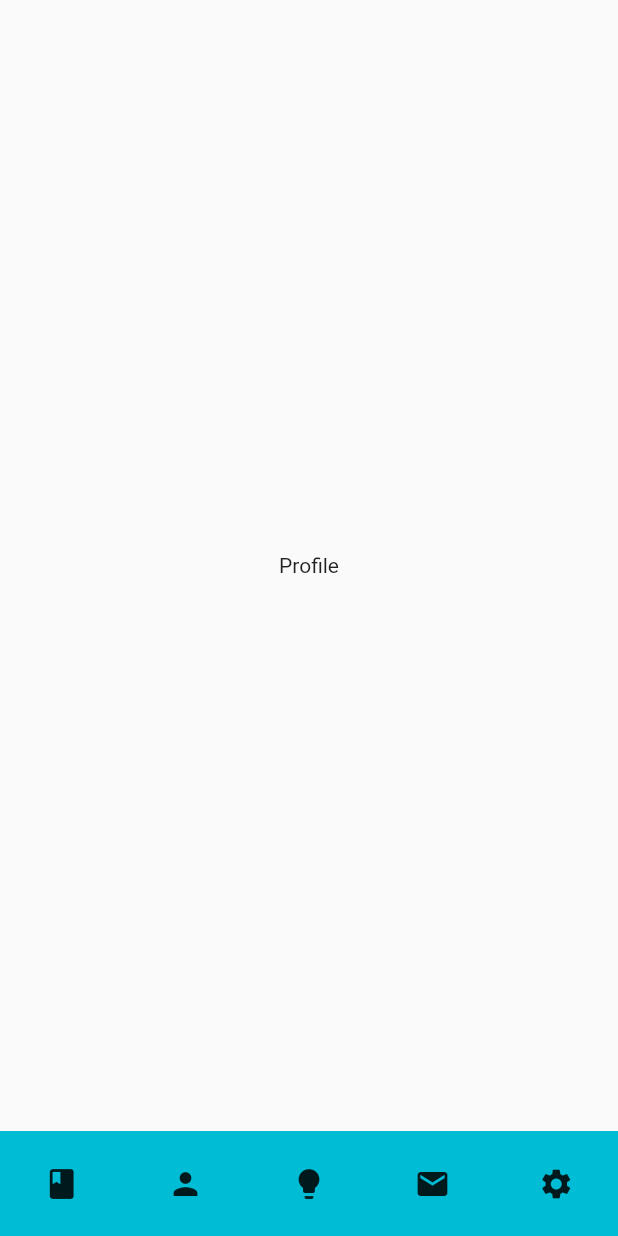
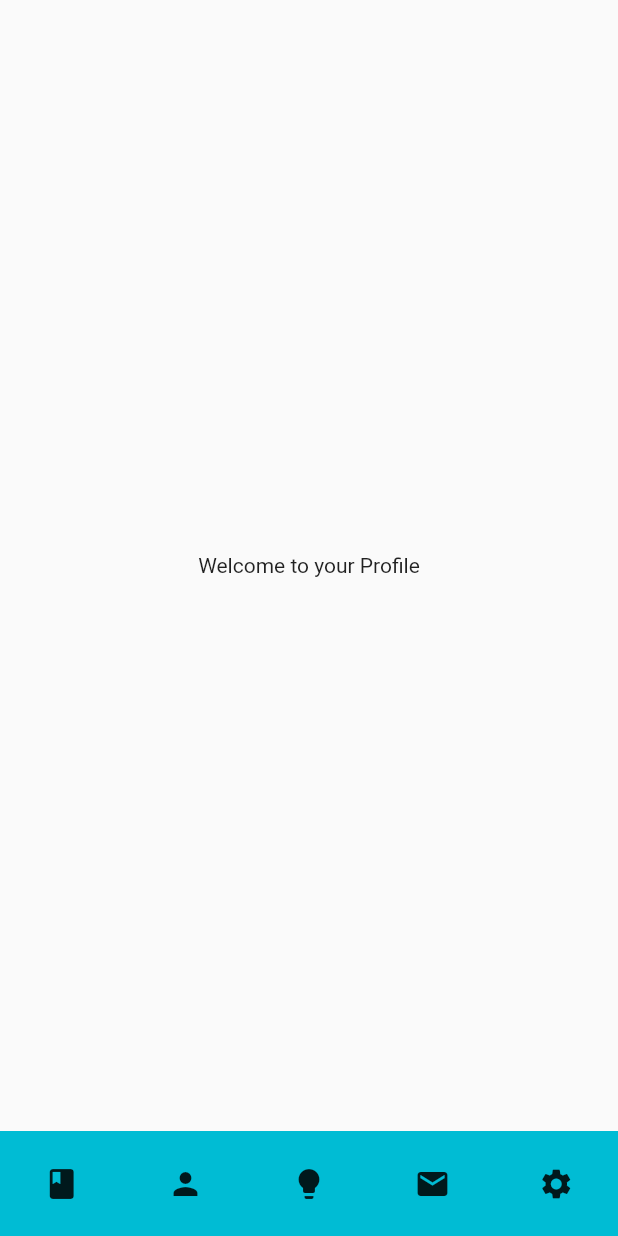
Before and after one commit to kelshamy/connect, a Flutter app: the screen it shows after launch, on a phone screen of 412 x 824 dp. Run offline on Flutter 3.47's test engine with Material 2 defaults, Android fonts, the phone set to English and light mode, and no system bars.

Commit message:
Created screens for Ideas and Settings

```diff
--- a/lib/views/home/home_view.dart
+++ b/lib/views/home/home_view.dart
@@ -67,6 +67,12 @@ class HomeView extends StatelessWidget {
       return Center(child: Text('Welcome to your Journal'));
     } else if (page == HomePage.Profile) {
       return MyProfile();
+    } else if (page == HomePage.Messages) {
+      return Center(child: Text('Welcome to your Messages'));
+    } else if (page == HomePage.Ideas) {
+      return Center(child: Text('Welcome to Ideas'));
+    } else if (page == HomePage.Settings) {
+      return Center(child: Text('Welcome to your Settings'));
     }
   }
 }
--- /dev/null
+++ b/lib/views/ideas/ideas.dart
@@ -0,0 +1,8 @@
+import 'package:flutter/material.dart';
+
+class MyIdeas extends StatelessWidget {
+  @override
+  Widget build(BuildContext context) {
+    return Center(child: Text('Welcome to Ideas'));
+  }
+}
--- /dev/null
+++ b/lib/views/messages/messages.dart
@@ -0,0 +1,8 @@
+import 'package:flutter/material.dart';
+
+class MyMessages extends StatelessWidget {
+  @override
+  Widget build(BuildContext context) {
+    return Center(child: Text('Welcome to your Messages'));
+  }
+}
--- a/lib/views/profile/profile.dart
+++ b/lib/views/profile/profile.dart
@@ -8,6 +8,6 @@ class MyProfile extends StatefulWidget {
 class _State extends State<MyProfile> {
   @override
   Widget build(BuildContext context) {
-    return Center(child: Text('Profile'));
+    return Center(child: Text('Welcome to your Profile'));
   }
 }
--- /dev/null
+++ b/lib/views/settings/ideas.dart
@@ -0,0 +1,8 @@
+import 'package:flutter/material.dart';
+
+class MySettings extends StatelessWidget {
+  @override
+  Widget build(BuildContext context) {
+    return Center(child: Text('Welcome to your Settings'));
+  }
+}
```
